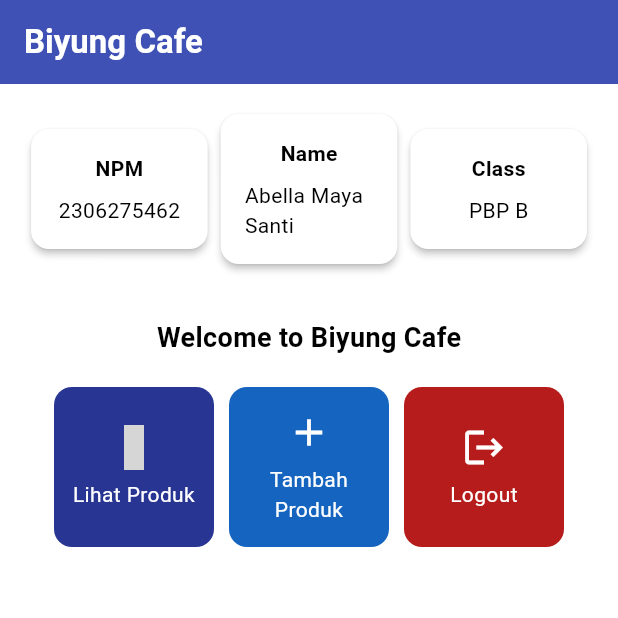
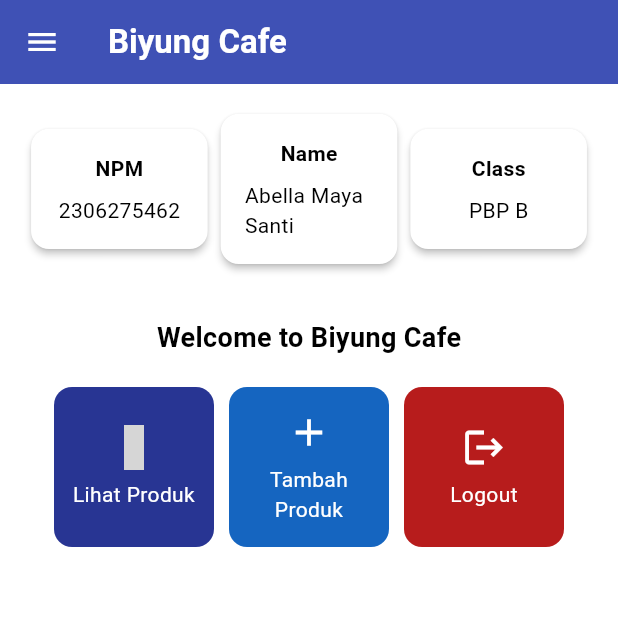
Before and after one commit to codeynamic5/biyung-mobile, a Flutter app: the screen it shows after launch, on a phone screen of 412 x 824 dp, the top half of it. Run offline on Flutter 3.47's test engine with Material 3 defaults, Android fonts, the phone set to English and light mode, and no system bars; statements that could not run were skipped; grey boxes are pictures that could not be loaded.

Commit message:
Tugas 8|Finished

```diff
--- a/lib/main.dart
+++ b/lib/main.dart
@@ -1,5 +1,5 @@
 import 'package:flutter/material.dart';
-import 'package:biyung/menu.dart';
+import 'package:biyung/screens/menu.dart';
 
 void main() {
   runApp(const MyApp());
--- a/lib/menu.dart
+++ b/lib/screens/menu.dart
@@ -1,4 +1,6 @@
 import 'package:flutter/material.dart';
+import 'package:biyung/widgets/left_drawer.dart';
+import 'package:biyung/widgets/product_card.dart';
 
 class MyHomePage extends StatelessWidget {
   final String npm = '2306275462'; // NPM
@@ -29,7 +31,11 @@
         ),
         // Warna latar belakang AppBar diambil dari skema warna tema aplikasi.
         backgroundColor: Theme.of(context).colorScheme.primary,
+        // Mengganti warna icon drawer menjadi putih
+        iconTheme: const IconThemeData(color: Colors.white),
       ),
+      // Masukkan drawer sebagai parameter nilai drawer dari widget Scaffold
+      drawer: const LeftDrawer(),
       // Body halaman dengan padding di sekelilingnya.
       body: Padding(
         padding: const EdgeInsets.all(16.0),
@@ -126,78 +132,3 @@
     );
   }
 }
-
-class ItemHomepage {
-  final String name;
-  final IconData icon;
-
-  ItemHomepage(this.name, this.icon);
-}
-
-class ItemCard extends StatelessWidget {
-  // Menampilkan kartu dengan ikon dan nama.
-
-  final ItemHomepage item;
-
-  const ItemCard(this.item, {super.key});
-
-  @override
-  Widget build(BuildContext context) {
-    // Perbedaan warna masing-masing tombol
-    Color backgroundColor;
-    switch (item.name) {
-      case 'Lihat Produk':
-        backgroundColor = Colors.indigo.shade800;
-        break;
-      case 'Tambah Produk':
-        backgroundColor = Colors.blue.shade800;
-        break;
-      case 'Logout':
-        backgroundColor = Colors.red.shade900;
-        break;
-      default:
-        backgroundColor = Theme.of(context).colorScheme.secondary;
-    }
-
-    return Material(
-      // Menentukan warna latar belakang dari tema aplikasi.
-      color: backgroundColor,
-      // Membuat sudut kartu melengkung.
-      borderRadius: BorderRadius.circular(12),
-
-      child: InkWell(
-        // Aksi ketika kartu ditekan.
-        onTap: () {
-          // Menampilkan pesan SnackBar saat kartu ditekan.
-          ScaffoldMessenger.of(context)
-            ..hideCurrentSnackBar()
-            ..showSnackBar(SnackBar(
-                content: Text("Kamu telah menekan tombol ${item.name}!")));
-        },
-        // Container untuk menyimpan Icon dan Text
-        child: Container(
-          padding: const EdgeInsets.all(8),
-          child: Center(
-            child: Column(
-              // Menyusun ikon dan teks di tengah kartu.
-              mainAxisAlignment: MainAxisAlignment.center,
-              children: [
-                Icon(
-                  item.icon,
-                  color: Colors.white,
-                  size: 30.0,
-                ),
-                const Padding(padding: EdgeInsets.all(3)),
-                Text(
-                  item.name,
-                  textAlign: TextAlign.center,
-                  style: const TextStyle(color: Colors.white),
-                ),
-              ],
-            ),
-          ),
-        ),
-      ),
-    );
-  }
-}
--- /dev/null
+++ b/lib/widgets/product_card.dart
@@ -0,0 +1,85 @@
+import 'package:flutter/material.dart';
+import 'package:biyung/screens/productentry_form.dart';
+
+class ItemHomepage {
+  final String name;
+  final IconData icon;
+
+  ItemHomepage(this.name, this.icon);
+}
+
+class ItemCard extends StatelessWidget {
+  // Menampilkan kartu dengan ikon dan nama.
+
+  final ItemHomepage item;
+
+  const ItemCard(this.item, {super.key});
+
+  @override
+  Widget build(BuildContext context) {
+    // Perbedaan warna masing-masing tombol
+    Color backgroundColor;
+    switch (item.name) {
+      case 'Lihat Produk':
+        backgroundColor = Colors.indigo.shade800;
+        break;
+      case 'Tambah Produk':
+        backgroundColor = Colors.blue.shade800;
+        break;
+      case 'Logout':
+        backgroundColor = Colors.red.shade900;
+        break;
+      default:
+        backgroundColor = Theme.of(context).colorScheme.secondary;
+    }
+
+    return Material(
+      // Menentukan warna latar belakang dari tema aplikasi.
+      color: backgroundColor,
+      // Membuat sudut kartu melengkung.
+      borderRadius: BorderRadius.circular(12),
+
+      child: InkWell(
+        // Aksi ketika kartu ditekan.
+        onTap: () {
+          // Menampilkan pesan SnackBar saat kartu ditekan.
+          ScaffoldMessenger.of(context)
+            ..hideCurrentSnackBar()
+            ..showSnackBar(SnackBar(
+                content: Text("Kamu telah menekan tombol ${item.name}!")));
+          // Navigate ke route yang sesuai (tergantung jenis tombol)
+          if (item.name == "Tambah Product") {
+            Navigator.push(
+              context,
+              MaterialPageRoute(
+                  builder: (context) => const ProductEntryFormPage()),
+            );
+          }
+        },
+        // Container untuk menyimpan Icon dan Text
+        child: Container(
+          padding: const EdgeInsets.all(8),
+          child: Center(
+            child: Column(
+              // Menyusun ikon dan teks di tengah kartu.
+              mainAxisAlignment: MainAxisAlignment.center,
+              children: [
+                Icon(
+                  item.icon,
+                  color: Colors.white,
+                  size: 30.0,
+                ),
+                const Padding(padding: EdgeInsets.all(3)),
+                Text(
+                  item.name,
+                  textAlign: TextAlign.center,
+                  style: const TextStyle(color: Colors.white),
+                ),
+              ],
+            ),
+          ),
+        ),
+      ),
+    );
+  }
+}
```
Also changed, not shown: lib/screens/productentry_form.dart (added, +161 -0 lines), lib/widgets/left_drawer.dart (added, +71 -0 lines).
